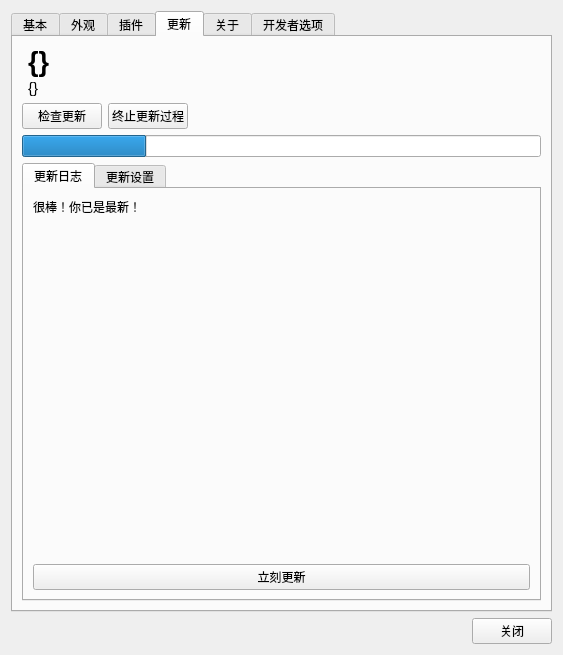
The window that UISource/settings.ui (HelloWRC/W-DesktopCountdown) describes before a commit, drawn with Qt 5.
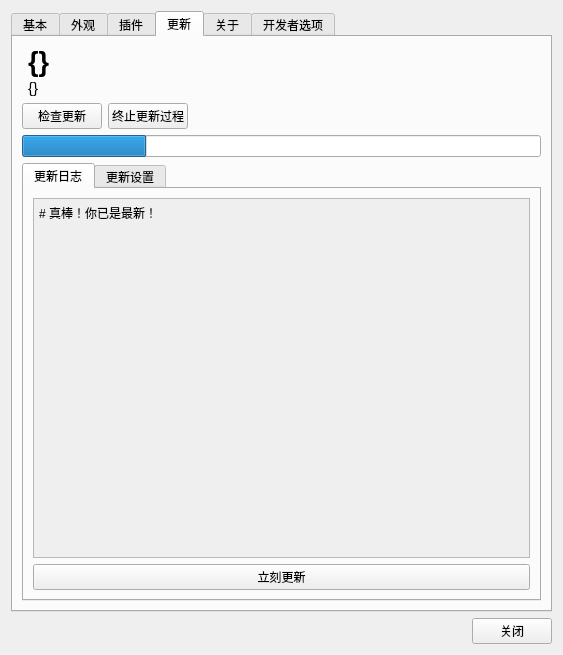
The same window after the commit. Icons and pictures are not drawn.

Commit message: 基本更新功能改进

What changed in the file:
```diff
--- a/UISource/settings.ui
+++ b/UISource/settings.ui
@@ -385,9 +385,51 @@
           </attribute>
           <layout class="QVBoxLayout" name="verticalLayout_7">
            <item>
-            <widget class="QLabel" name="label_8">
+            <widget class="QScrollArea" name="scrollArea">
+             <property name="widgetResizable">
+              <bool>true</bool>
+             </property>
+             <widget class="QWidget" name="scrollAreaWidgetContents">
+              <property name="geometry">
+               <rect>
+                <x>0</x>
+                <y>0</y>
+                <width>487</width>
+                <height>289</height>
+               </rect>
+              </property>
+              <layout class="QVBoxLayout" name="verticalLayout_8">
+               <property name="spacing">
+                <number>0</number>
+               </property>
+               <property name="leftMargin">
+                <number>5</number>
+               </property>
+               <property name="topMargin">
+                <number>5</number>
+               </property>
+               <property name="rightMargin">
+                <number>5</number>
+               </property>
+               <property name="bottomMargin">
+                <number>5</number>
+               </property>
+               <item>
+                <widget class="QLabel" name="lb_changelog">
              <property name="text">
-              <string>很棒！你已是最新！</string>
+                  <string># 真棒！你已是最新！</string>
+                 </property>
+                 <property name="textFormat">
+                  <enum>Qt::MarkdownText</enum>
+                 </property>
+                 <property name="scaledContents">
+                  <bool>true</bool>
+                 </property>
+                 <property name="wordWrap">
+                  <bool>true</bool>
+                 </property>
+                 <property name="textInteractionFlags">
+                  <set>Qt::TextBrowserInteraction</set>
              </property>
             </widget>
            </item>
@@ -403,6 +445,10 @@
               </size>
              </property>
             </spacer>
+               </item>
+              </layout>
+             </widget>
+            </widget>
            </item>
            <item>
             <widget class="QPushButton" name="btn_update_now">
```
Lines whose indentation alone changed are shown as unchanged. The commit also changes 2 other files.
